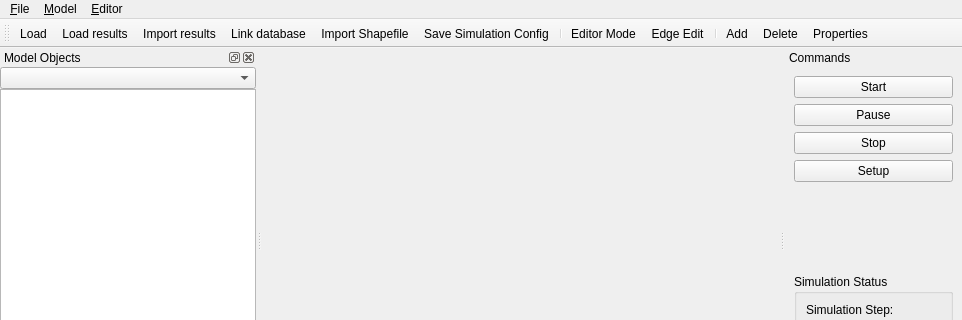
Above: qtgui/mainwindow.ui from frabas/DISPLACE_GUI before the change; both pictures show x 0 to 962 and y 0 to 320 of the 962 by 692 pixel window. Below: the same form after it.
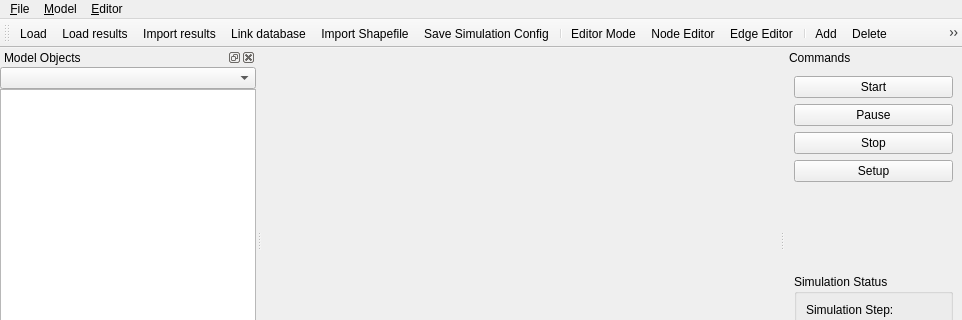
That is the form after the change. Icons and pictures are not drawn. Custom widgets are drawn as their Qt base class.

Commit message: Gui: Node selection

Patch:
```diff
--- a/qtgui/mainwindow.ui
+++ b/qtgui/mainwindow.ui
@@ -689,6 +689,7 @@
    <addaction name="actionSave"/>
    <addaction name="separator"/>
    <addaction name="actionGraph"/>
+   <addaction name="actionNode_Editor"/>
    <addaction name="actionEdge_Edit"/>
    <addaction name="separator"/>
    <addaction name="actionAdd"/>
@@ -799,7 +800,7 @@
      <normaloff>:/icons/edge.png</normaloff>:/icons/edge.png</iconset>
    </property>
    <property name="text">
-    <string>Edge Edit</string>
+    <string>Edge Editor</string>
    </property>
   </action>
   <action name="actionClear_Graph">
@@ -841,6 +842,18 @@
     <string>Properties...</string>
    </property>
   </action>
+  <action name="actionNode_Editor">
+   <property name="checkable">
+    <bool>true</bool>
+   </property>
+   <property name="icon">
+    <iconset resource="qtgui.qrc">
+     <normaloff>:/icons/node.png</normaloff>:/icons/node.png</iconset>
+   </property>
+   <property name="text">
+    <string>Node Editor</string>
+   </property>
+  </action>
  </widget>
  <customwidgets>
   <customwidget>
```
Left out of the diff: 1 changed line with no effect on the pictures. The commit also changes 9 other files.
